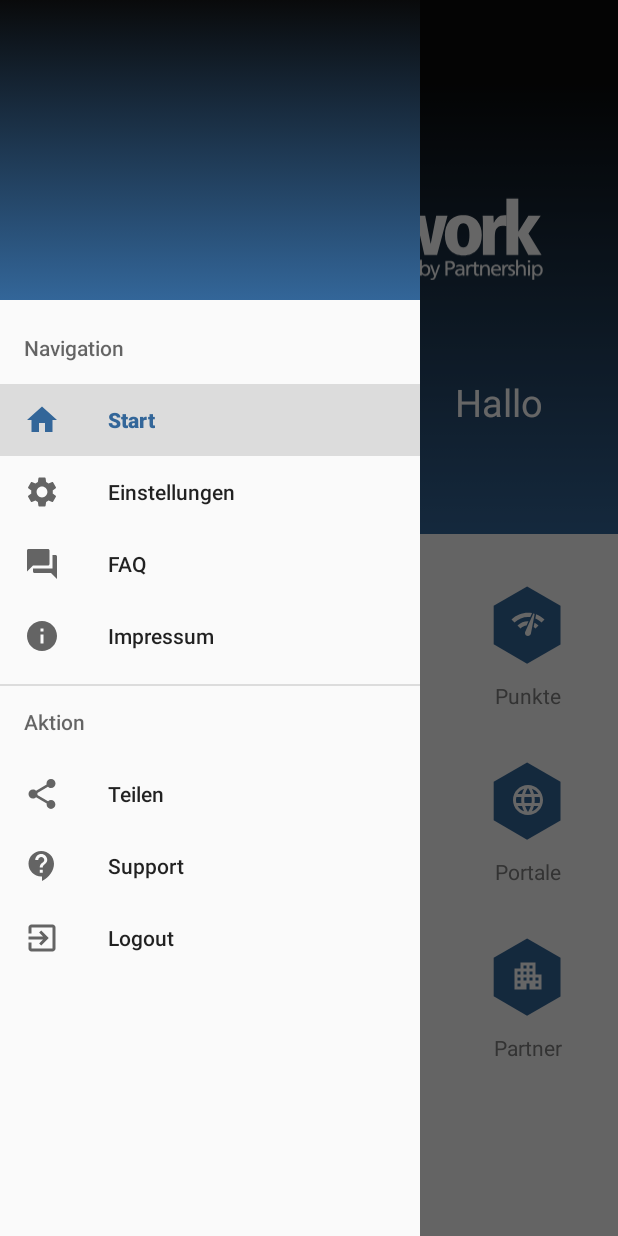
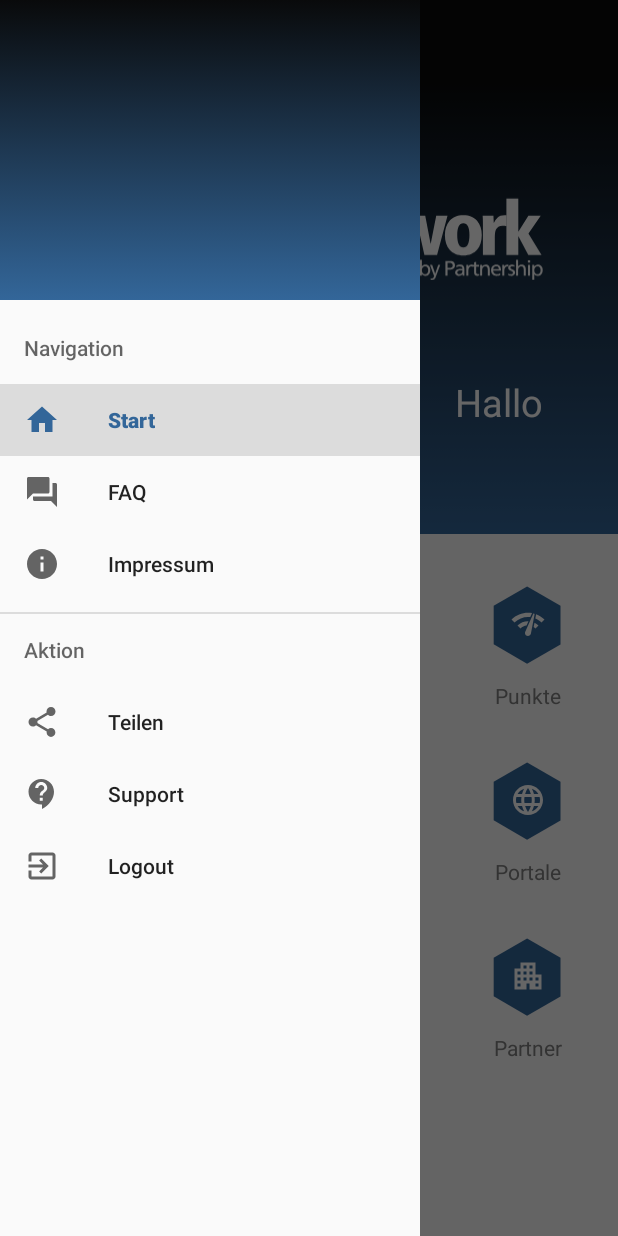
Before and after one commit to JCNetwork-e-V/androidapp-androidapp, an Android app: the MainActivity screen opened directly, with no data from a screen before it, with the side drawer open, on a phone screen of 412 x 824 dp. Run offline under Robolectric (Android 15) with nearby library versions, the phone set to English and light mode, and no system bars; Roboto replaces fonts that are not available here; 4 statements that could not run were skipped.

Commit message:
settings in menu hidden

```diff
--- a/app/src/main/res/menu/main_menu.xml
+++ b/app/src/main/res/menu/main_menu.xml
@@ -14,10 +14,10 @@
                 android:icon="@drawable/ic_baseline_home_24"/>
 
             <!-- Go to Settings e.g. to turn off notifications -->
-            <item android:id="@+id/settings"
+<!--            <item android:id="@+id/settings"
                 android:orderInCategory="2"
                 android:title="Einstellungen"
-                android:icon="@drawable/ic_baseline_settings_24"/>
+                android:icon="@drawable/ic_baseline_settings_24"/>-->
 
             <!-- Go to FAQ Section where you can contact support -->
             <item android:id="@+id/faq"
```
